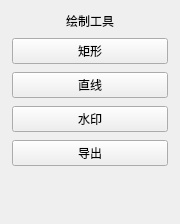
First picture: the form in DisposeAbstract/DisposeIMG/ui/DrawToolPanel.ui, repository 3548848289/UniFileHub, before the edit.
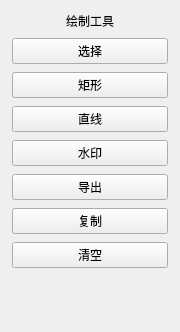
Second picture: the form after the edit.

The edit to the form file:
```diff
--- a/DisposeAbstract/DisposeIMG/ui/DrawToolPanel.ui
+++ b/DisposeAbstract/DisposeIMG/ui/DrawToolPanel.ui
@@ -7,7 +7,7 @@
     <x>0</x>
     <y>0</y>
     <width>180</width>
-    <height>224</height>
+    <height>332</height>
    </rect>
   </property>
   <property name="windowTitle">
@@ -39,6 +39,16 @@
      </property>
     </widget>
    </item>
+   <item>
+    <widget class="QPushButton" name="selectButton">
+     <property name="text">
+      <string>选择</string>
+     </property>
+     <property name="checkable">
+      <bool>true</bool>
+     </property>
+    </widget>
+   </item>
    <item>
     <widget class="QPushButton" name="rectButton">
      <property name="text">
@@ -76,6 +86,20 @@
      </property>
     </widget>
    </item>
+   <item>
+    <widget class="QPushButton" name="copyButton">
+     <property name="text">
+      <string>复制</string>
+     </property>
+    </widget>
+   </item>
+   <item>
+    <widget class="QPushButton" name="clearButton">
+     <property name="text">
+      <string>清空</string>
+     </property>
+    </widget>
+   </item>
    <item>
     <spacer name="verticalSpacer">
      <property name="orientation">
```
